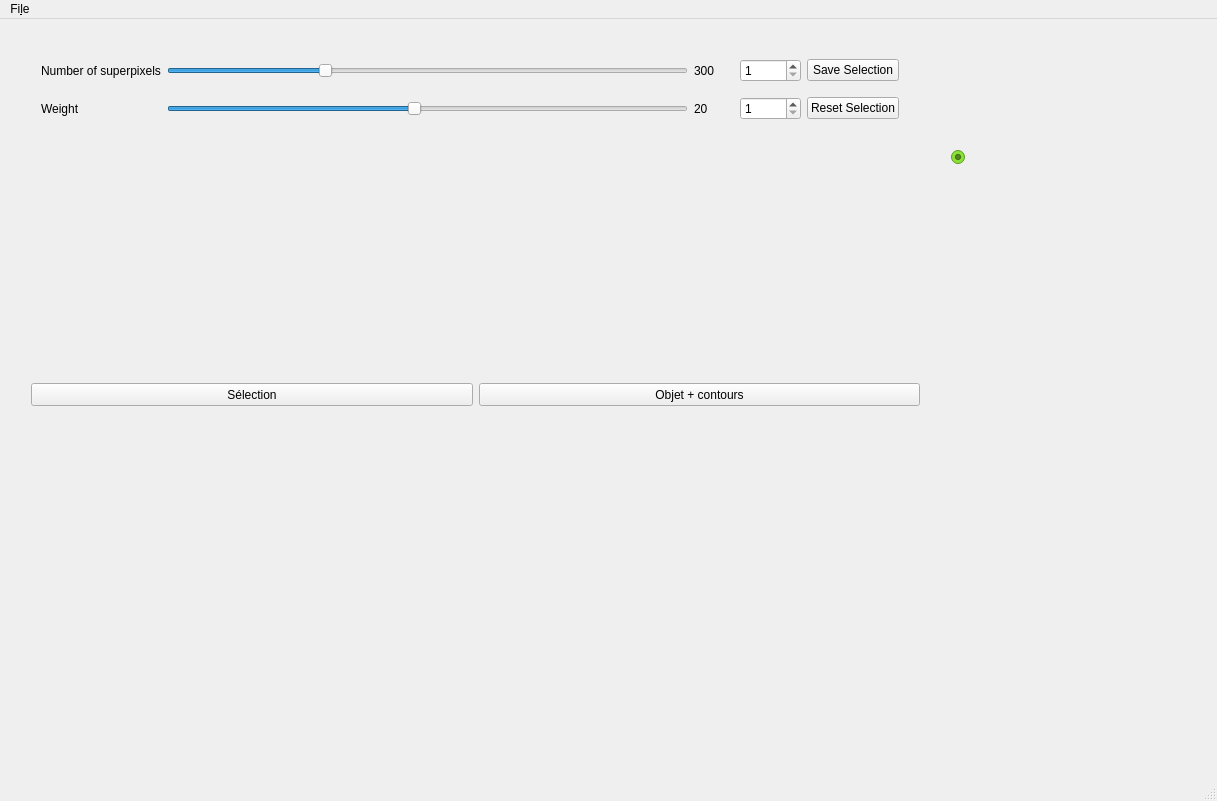
Old version of the form src/mainwindow.ui in the repository arthurjm/pfe.
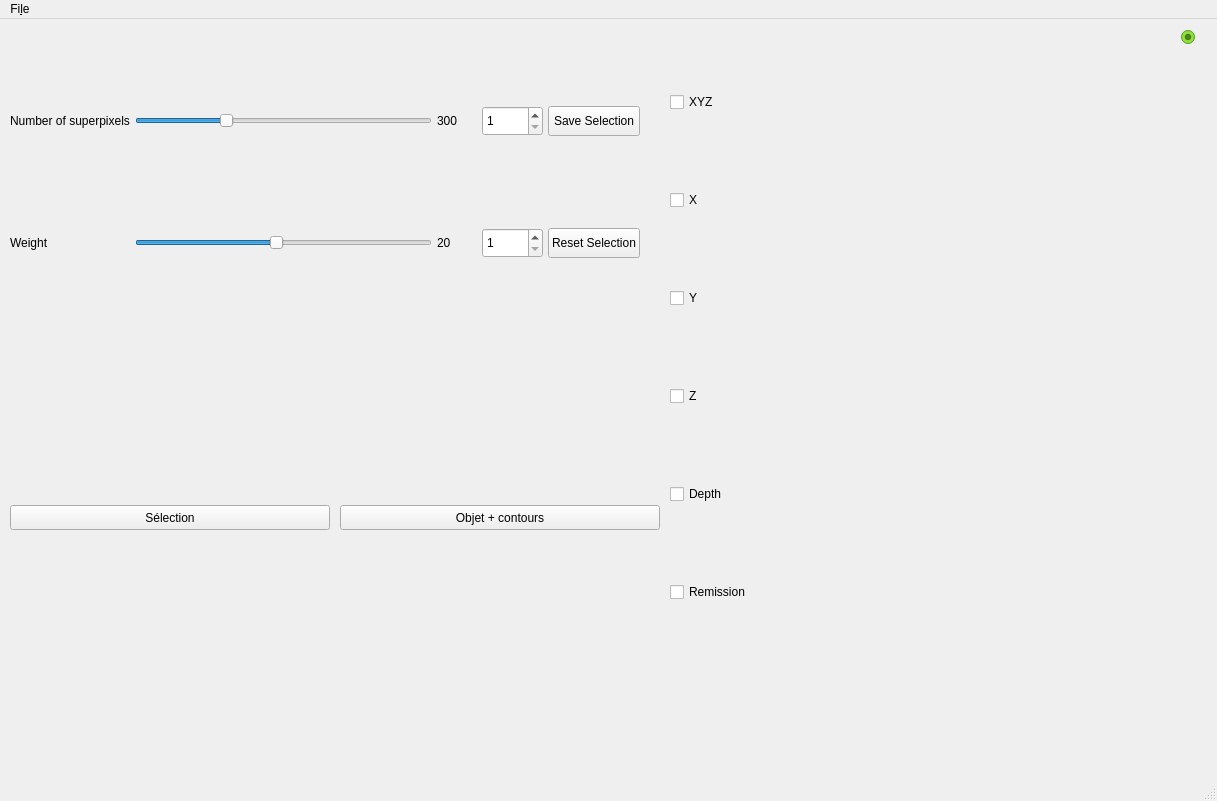
New version of the form.

Commit message: ui changed, need to add function to different checkboxs

What changed in the file:
```diff
--- a/src/mainwindow.ui
+++ b/src/mainwindow.ui
@@ -14,52 +14,64 @@
    <string>Fast Hierarchy</string>
   </property>
   <widget class="QWidget" name="centralWidget">
-   <widget class="QWidget" name="widgetImages">
+   <widget class="QWidget" name="horizontalWidget" native="true">
     <property name="geometry">
      <rect>
-      <x>20</x>
-      <y>120</y>
-      <width>911</width>
-      <height>511</height>
+      <x>0</x>
+      <y>0</y>
+      <width>751</width>
+      <height>661</height>
      </rect>
     </property>
-    <layout class="QGridLayout" name="gridLayoutMainWindow">
-     <item row="0" column="0">
-      <layout class="QHBoxLayout" name="layoutImages"/>
-     </item>
-     <item row="2" column="0">
-      <layout class="QHBoxLayout" name="horizontalLayout_3">
+    <layout class="QHBoxLayout" name="globalHorizontal">
+     <property name="spacing">
+      <number>10</number>
+     </property>
+     <property name="leftMargin">
+      <number>10</number>
+     </property>
+     <property name="topMargin">
+      <number>0</number>
+     </property>
+     <property name="rightMargin">
+      <number>0</number>
+     </property>
+     <property name="bottomMargin">
+      <number>0</number>
+     </property>
        <item>
-        <widget class="QPushButton" name="selectionButton">
+      <widget class="QWidget" name="widgetLeft" native="true">
          <property name="minimumSize">
           <size>
-           <width>0</width>
-           <height>23</height>
-          </size>
-         </property>
-         <property name="maximumSize">
-          <size>
-           <width>16777215</width>
-           <height>16777215</height>
-          </size>
-         </property>
-         <property name="text">
-          <string>Sélection</string>
-         </property>
-         <property name="checkable">
-          <bool>false</bool>
-         </property>
-         <property name="checked">
-          <bool>false</bool>
-         </property>
-        </widget>
-       </item>
+         <width>30</width>
+         <height>30</height>
+        </size>
+       </property>
+       <layout class="QVBoxLayout" name="gloabalVerticalLeft">
+        <property name="spacing">
+         <number>10</number>
+        </property>
+        <property name="sizeConstraint">
+         <enum>QLayout::SetDefaultConstraint</enum>
+        </property>
+        <property name="leftMargin">
+         <number>0</number>
+        </property>
+        <property name="topMargin">
+         <number>0</number>
+        </property>
+        <property name="rightMargin">
+         <number>0</number>
+        </property>
+        <property name="bottomMargin">
+         <number>0</number>
+        </property>
        <item>
-        <widget class="QPushButton" name="contoursButton">
+         <widget class="QWidget" name="widgetSliders" native="true">
          <property name="minimumSize">
           <size>
            <width>0</width>
-           <height>23</height>
+            <height>0</height>
           </size>
          </property>
          <property name="maximumSize">
@@ -67,54 +79,70 @@
            <width>16777215</width>
            <height>16777215</height>
           </size>
-         </property>
-         <property name="text">
-          <string>Objet + contours</string>
-         </property>
-         <property name="checkable">
-          <bool>false</bool>
-         </property>
-         <property name="checked">
-          <bool>false</bool>
-         </property>
-        </widget>
-       </item>
-      </layout>
-     </item>
-    </layout>
-   </widget>
-   <widget class="QWidget" name="widgetSliders">
-    <property name="geometry">
-     <rect>
-      <x>30</x>
-      <y>20</y>
-      <width>901</width>
-      <height>103</height>
-     </rect>
     </property>
     <layout class="QGridLayout" name="gridLayoutSliders">
-     <item row="2" column="2">
-      <widget class="QLabel" name="valueWeightSlider">
+           <property name="leftMargin">
+            <number>0</number>
+           </property>
+           <property name="topMargin">
+            <number>0</number>
+           </property>
+           <property name="rightMargin">
+            <number>0</number>
+           </property>
+           <property name="bottomMargin">
+            <number>0</number>
+           </property>
+           <property name="spacing">
+            <number>5</number>
+           </property>
+           <item row="0" column="4">
+            <widget class="QPushButton" name="saveSelectionButton">
        <property name="maximumSize">
         <size>
-         <width>60</width>
-         <height>16777215</height>
+               <width>16777215</width>
+               <height>30</height>
         </size>
        </property>
        <property name="text">
-        <string>20</string>
+              <string>Save Selection</string>
        </property>
       </widget>
      </item>
-     <item row="2" column="0">
-      <widget class="QLabel" name="weightLabel">
+           <item row="2" column="4">
+            <widget class="QPushButton" name="resetSelectionButton">
+             <property name="maximumSize">
+              <size>
+               <width>16777215</width>
+               <height>30</height>
+              </size>
+             </property>
        <property name="text">
-        <string>Weight</string>
+              <string>Reset Selection</string>
+             </property>
+            </widget>
+           </item>
+           <item row="0" column="0">
+            <widget class="QLabel" name="nbSpxLabel">
+             <property name="maximumSize">
+              <size>
+               <width>16777215</width>
+               <height>30</height>
+              </size>
+             </property>
+             <property name="text">
+              <string>Number of superpixels</string>
        </property>
       </widget>
      </item>
      <item row="2" column="1">
       <widget class="QSlider" name="weightSlider">
+             <property name="maximumSize">
+              <size>
+               <width>16777215</width>
+               <height>30</height>
+              </size>
+             </property>
        <property name="minimum">
         <number>1</number>
        </property>
@@ -129,51 +157,16 @@
        </property>
       </widget>
      </item>
-     <item row="0" column="1">
-      <widget class="QSlider" name="nbSpxSlider">
-       <property name="minimum">
-        <number>1</number>
-       </property>
-       <property name="maximum">
-        <number>1000</number>
-       </property>
-       <property name="value">
-        <number>300</number>
-       </property>
-       <property name="orientation">
-        <enum>Qt::Horizontal</enum>
-       </property>
-      </widget>
-     </item>
-     <item row="0" column="0">
-      <widget class="QLabel" name="nbSpxLabel">
-       <property name="text">
-        <string>Number of superpixels</string>
-       </property>
-      </widget>
-     </item>
-     <item row="0" column="2">
-      <widget class="QLabel" name="valueNbSpxSlider">
-       <property name="minimumSize">
-        <size>
-         <width>40</width>
-         <height>0</height>
-        </size>
-       </property>
+           <item row="2" column="2">
+            <widget class="QLabel" name="valueWeightSlider">
        <property name="maximumSize">
         <size>
          <width>60</width>
-         <height>16777215</height>
-        </size>
-       </property>
-       <property name="baseSize">
-        <size>
-         <width>0</width>
-         <height>0</height>
+               <height>30</height>
         </size>
        </property>
        <property name="text">
-        <string>300</string>
+              <string>20</string>
        </property>
       </widget>
      </item>
@@ -185,6 +178,12 @@
          <height>15</height>
         </size>
        </property>
+             <property name="maximumSize">
+              <size>
+               <width>16777215</width>
+               <height>30</height>
+              </size>
+             </property>
        <property name="autoFillBackground">
         <bool>true</bool>
        </property>
@@ -193,22 +192,14 @@
        </property>
       </widget>
      </item>
-     <item row="2" column="4">
-      <widget class="QPushButton" name="resetSelectionButton">
-       <property name="text">
-        <string>Reset Selection</string>
-       </property>
-      </widget>
-     </item>
-     <item row="0" column="4">
-      <widget class="QPushButton" name="saveSelectionButton">
-       <property name="text">
-        <string>Save Selection</string>
-       </property>
-      </widget>
-     </item>
      <item row="0" column="3">
       <widget class="QSpinBox" name="spinBoxMaxSpx">
+             <property name="maximumSize">
+              <size>
+               <width>16777215</width>
+               <height>30</height>
+              </size>
+             </property>
        <property name="minimum">
         <number>1</number>
        </property>
@@ -220,8 +211,61 @@
        </property>
       </widget>
      </item>
+           <item row="0" column="2">
+            <widget class="QLabel" name="valueNbSpxSlider">
+             <property name="minimumSize">
+              <size>
+               <width>40</width>
+               <height>0</height>
+              </size>
+             </property>
+             <property name="maximumSize">
+              <size>
+               <width>60</width>
+               <height>30</height>
+              </size>
+             </property>
+             <property name="baseSize">
+              <size>
+               <width>0</width>
+               <height>0</height>
+              </size>
+             </property>
+             <property name="text">
+              <string>300</string>
+             </property>
+            </widget>
+           </item>
+           <item row="0" column="1">
+            <widget class="QSlider" name="nbSpxSlider">
+             <property name="maximumSize">
+              <size>
+               <width>16777215</width>
+               <height>30</height>
+              </size>
+             </property>
+             <property name="minimum">
+              <number>1</number>
+             </property>
+             <property name="maximum">
+              <number>1000</number>
+             </property>
+             <property name="value">
+              <number>300</number>
+             </property>
+             <property name="orientation">
+              <enum>Qt::Horizontal</enum>
+             </property>
+            </widget>
+           </item>
      <item row="2" column="3">
       <widget class="QSpinBox" name="spinBoxMaxWeight">
+             <property name="maximumSize">
+              <size>
+               <width>16777215</width>
+               <height>30</height>
+              </size>
+             </property>
        <property name="minimum">
         <number>1</number>
        </property>
@@ -233,49 +277,182 @@
        </property>
       </widget>
      </item>
-    </layout>
-   </widget>
-   <widget class="QWidget" name="widgetStatusBar">
-    <property name="geometry">
-     <rect>
-      <x>20</x>
-      <y>650</y>
-      <width>97</width>
-      <height>19</height>
-     </rect>
-    </property>
-    <layout class="QHBoxLayout" name="horizontalLayout">
-     <property name="sizeConstraint">
-      <enum>QLayout::SetFixedSize</enum>
-     </property>
+           <item row="2" column="0">
+            <widget class="QLabel" name="weightLabel">
+             <property name="maximumSize">
+              <size>
+               <width>16777215</width>
+               <height>30</height>
+              </size>
+             </property>
+             <property name="text">
+              <string>Weight</string>
+             </property>
+            </widget>
+           </item>
+          </layout>
+         </widget>
+        </item>
+        <item>
+         <widget class="QWidget" name="widgetImages" native="true">
+          <property name="maximumSize">
+           <size>
+            <width>16777215</width>
+            <height>16777215</height>
+           </size>
+          </property>
+          <layout class="QGridLayout" name="gridImages">
+           <property name="leftMargin">
+            <number>0</number>
+           </property>
+           <property name="topMargin">
+            <number>0</number>
+           </property>
+           <property name="rightMargin">
+            <number>0</number>
+           </property>
+           <property name="bottomMargin">
+            <number>0</number>
+           </property>
+           <property name="horizontalSpacing">
+            <number>0</number>
+           </property>
+           <property name="verticalSpacing">
+            <number>10</number>
+           </property>
+           <item row="0" column="0">
+            <layout class="QHBoxLayout" name="layoutImages"/>
+           </item>
+           <item row="2" column="0">
+            <layout class="QHBoxLayout" name="horizontalLayout_3">
+             <property name="spacing">
+              <number>10</number>
+             </property>
      <item>
-      <widget class="QLabel" name="pixelValuesLabel">
+              <widget class="QPushButton" name="selectionButton">
+               <property name="minimumSize">
+                <size>
+                 <width>0</width>
+                 <height>25</height>
+                </size>
+               </property>
+               <property name="maximumSize">
+                <size>
+                 <width>16777215</width>
+                 <height>25</height>
+                </size>
+               </property>
        <property name="text">
-        <string/>
-       </property>
+                <string>Sélection</string>
+               </property>
+               <property name="checkable">
+                <bool>false</bool>
+               </property>
+               <property name="checked">
+                <bool>false</bool>
+               </property>
       </widget>
      </item>
      <item>
-      <widget class="QLabel" name="pixelColorLabel">
+              <widget class="QPushButton" name="contoursButton">
        <property name="minimumSize">
         <size>
-         <width>15</width>
-         <height>10</height>
-        </size>
-       </property>
-       <property name="autoFillBackground">
-        <bool>true</bool>
+                 <width>0</width>
+                 <height>25</height>
+                </size>
+               </property>
+               <property name="maximumSize">
+                <size>
+                 <width>16777215</width>
+                 <height>25</height>
+                </size>
        </property>
        <property name="text">
-        <string/>
-       </property>
-      </widget>
-     </item>
+                <string>Objet + contours</string>
+               </property>
+               <property name="checkable">
+                <bool>false</bool>
+               </property>
+               <property name="checked">
+                <bool>false</bool>
+               </property>
+              </widget>
+             </item>
+            </layout>
+           </item>
+          </layout>
+         </widget>
+        </item>
+       </layout>
+      </widget>
+     </item>
      <item>
-      <widget class="QLabel" name="pixelSpxLabel">
+      <widget class="QWidget" name="widgetRight" native="true">
+       <property name="maximumSize">
+        <size>
+         <width>16777215</width>
+         <height>16777215</height>
+        </size>
+       </property>
+       <layout class="QVBoxLayout" name="globalVerticalRight">
+        <property name="spacing">
+         <number>5</number>
+        </property>
+        <property name="leftMargin">
+         <number>0</number>
+        </property>
+        <property name="topMargin">
+         <number>0</number>
+        </property>
+        <property name="rightMargin">
+         <number>0</number>
+        </property>
+        <property name="bottomMargin">
+         <number>0</number>
+        </property>
+        <item>
+         <widget class="QCheckBox" name="checkBox_2">
        <property name="text">
-        <string/>
-       </property>
+           <string>XYZ</string>
+          </property>
+         </widget>
+        </item>
+        <item>
+         <widget class="QCheckBox" name="checkBox_4">
+          <property name="text">
+           <string>X</string>
+          </property>
+         </widget>
+        </item>
+        <item>
+         <widget class="QCheckBox" name="checkBox_3">
+          <property name="text">
+           <string>Y</string>
+          </property>
+         </widget>
+        </item>
+        <item>
+         <widget class="QCheckBox" name="checkBox">
+          <property name="text">
+           <string>Z</string>
+          </property>
+         </widget>
+        </item>
+        <item>
+         <widget class="QCheckBox" name="checkBox_5">
+          <property name="text">
+           <string>Depth</string>
+          </property>
+         </widget>
+        </item>
+        <item>
+         <widget class="QCheckBox" name="checkBox_6">
+          <property name="text">
+           <string>Remission</string>
+          </property>
+         </widget>
+        </item>
+       </layout>
       </widget>
      </item>
     </layout>
@@ -283,18 +460,18 @@
    <widget class="QWidget" name="widgetCursor">
     <property name="geometry">
      <rect>
-      <x>940</x>
-      <y>120</y>
+      <x>1170</x>
+      <y>0</y>
       <width>21</width>
       <height>23</height>
      </rect>
     </property>
-    <layout class="QHBoxLayout" name="horizontalLayout_2">
+    <layout class="QHBoxLayout" name="horizontalLayout_4">
      <property name="sizeConstraint">
       <enum>QLayout::SetFixedSize</enum>
      </property>
      <item>
-      <widget class="QRadioButton" name="cursor2">
+      <widget class="QRadioButton" name="cursor">
        <property name="enabled">
         <bool>false</bool>
        </property>
@@ -436,6 +613,15 @@
             </color>
            </brush>
           </colorrole>
+          <colorrole role="PlaceholderText">
+           <brush brushstyle="NoBrush">
+            <color alpha="128">
+             <red>0</red>
+             <green>0</green>
+             <blue>0</blue>
+            </color>
+           </brush>
+          </colorrole>
          </active>
          <inactive>
           <colorrole role="WindowText">
@@ -573,6 +759,15 @@
             </color>
            </brush>
           </colorrole>
+          <colorrole role="PlaceholderText">
+           <brush brushstyle="NoBrush">
+            <color alpha="128">
+             <red>0</red>
+             <green>0</green>
+             <blue>0</blue>
+            </color>
+           </brush>
+          </colorrole>
          </inactive>
          <disabled>
           <colorrole role="WindowText">
@@ -710,6 +905,15 @@
             </color>
            </brush>
           </colorrole>
+          <colorrole role="PlaceholderText">
+           <brush brushstyle="NoBrush">
+            <color alpha="128">
+             <red>0</red>
+             <green>0</green>
+             <blue>0</blue>
+            </color>
+           </brush>
+          </colorrole>
          </disabled>
         </palette>
        </property>
@@ -729,6 +933,66 @@
      </item>
     </layout>
    </widget>
+   <widget class="QWidget" name="widgetStatusBar" native="true">
+    <property name="geometry">
+     <rect>
+      <x>10</x>
+      <y>650</y>
+      <width>636</width>
+      <height>214</height>
+     </rect>
+    </property>
+    <layout class="QHBoxLayout" name="horizontalLayout">
+     <property name="spacing">
+      <number>5</number>
+     </property>
+     <property name="sizeConstraint">
+      <enum>QLayout::SetFixedSize</enum>
+     </property>
+     <property name="leftMargin">
+      <number>0</number>
+     </property>
+     <property name="topMargin">
+      <number>0</number>
+     </property>
+     <property name="rightMargin">
+      <number>0</number>
+     </property>
+     <property name="bottomMargin">
+      <number>0</number>
+     </property>
+     <item>
+      <widget class="QLabel" name="pixelValuesLabel">
+       <property name="text">
+        <string/>
+       </property>
+      </widget>
+     </item>
+     <item>
+      <widget class="QLabel" name="pixelColorLabel">
+       <property name="minimumSize">
+        <size>
+         <width>15</width>
+         <height>10</height>
+        </size>
+       </property>
+       <property name="autoFillBackground">
+        <bool>true</bool>
+       </property>
+       <property name="text">
+        <string/>
+       </property>
+      </widget>
+     </item>
+     <item>
+      <widget class="QLabel" name="pixelSpxLabel">
+       <property name="text">
+        <string/>
+       </property>
+      </widget>
+     </item>
+    </layout>
+   </widget>
   </widget>
   <widget class="QMenuBar" name="menuBar">
    <property name="geometry">
@@ -736,7 +1000,7 @@
      <x>0</x>
      <y>0</y>
      <width>1217</width>
-     <height>21</height>
+     <height>22</height>
     </rect>
    </property>
    <widget class="QMenu" name="menuFile">
```
Lines whose indentation alone changed are shown as unchanged. The commit also changes 4 other files.
